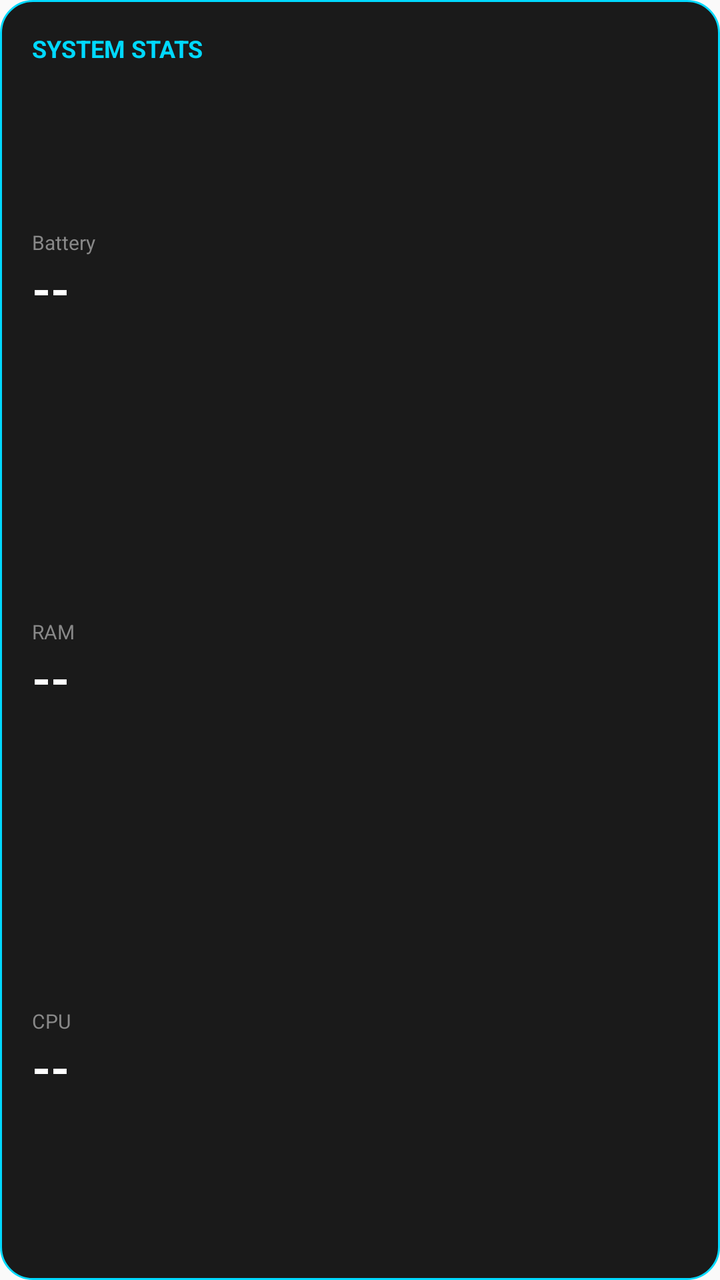
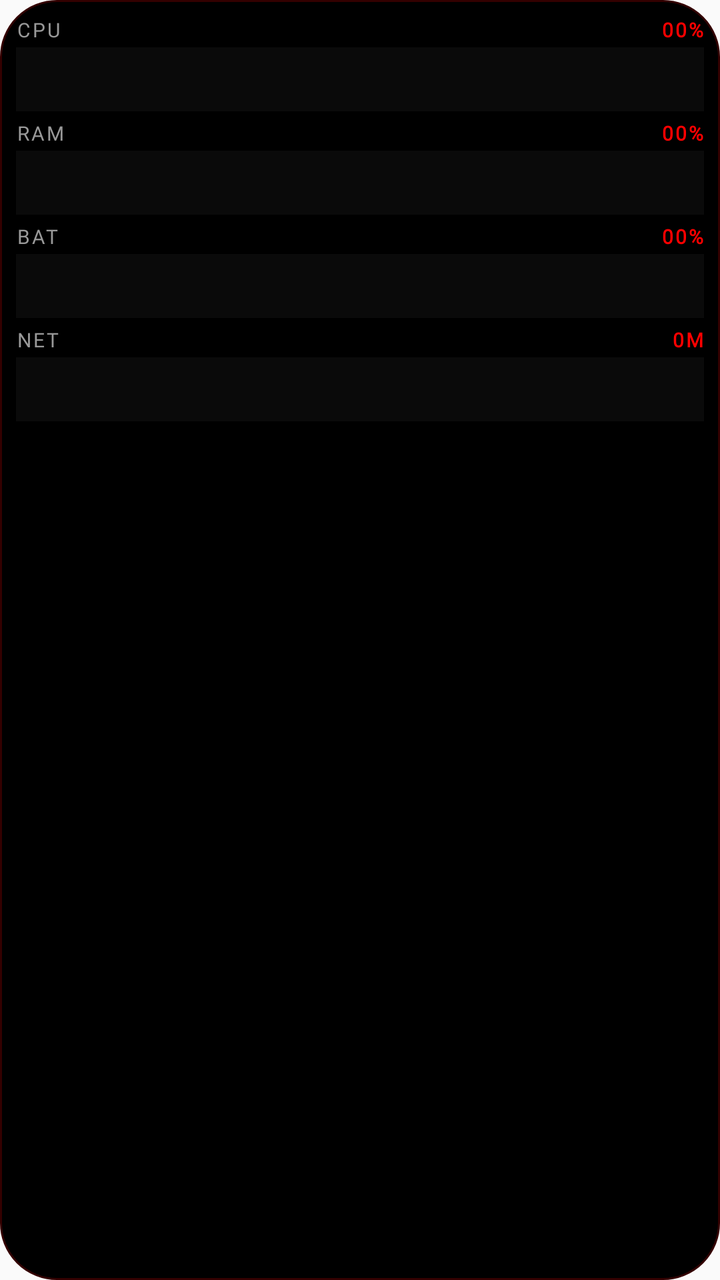

An Android layout rendered at two revisions. The XML below is the earlier revision; the diff shows what the commit changed to produce the second picture.
<!-- AndroidManifest.xml: application theme AppTheme -->
<!-- res/layout/widget_system_stats.xml -->
<?xml version="1.0" encoding="utf-8"?>
<LinearLayout xmlns:android="http://schemas.android.com/apk/res/android"
    android:id="@+id/widget_container"
    android:layout_width="match_parent"
    android:layout_height="match_parent"
    android:background="@drawable/widget_background"
    android:orientation="vertical"
    android:padding="16dp">

    <TextView
        android:layout_width="match_parent"
        android:layout_height="wrap_content"
        android:text="SYSTEM STATS"
        android:textColor="#00D9FF"
        android:textSize="12sp"
        android:textStyle="bold"
        android:layout_marginBottom="8dp" />

    
    <LinearLayout
        android:layout_width="match_parent"
        android:layout_height="0dp"
        android:layout_weight="1"
        android:orientation="vertical"
        android:gravity="center_vertical">

        <TextView
            android:layout_width="wrap_content"
            android:layout_height="wrap_content"
            android:text="Battery"
            android:textColor="#888888"
            android:textSize="10sp" />

        <TextView
            android:id="@+id/battery_text"
            android:layout_width="wrap_content"
            android:layout_height="wrap_content"
            android:text="--"
            android:textColor="#FFFFFF"
            android:textSize="24sp"
            android:textStyle="bold" />
    </LinearLayout>

    
    <LinearLayout
        android:layout_width="match_parent"
        android:layout_height="0dp"
        android:layout_weight="1"
        android:orientation="vertical"
        android:gravity="center_vertical">

        <TextView
            android:layout_width="wrap_content"
            android:layout_height="wrap_content"
            android:text="RAM"
            android:textColor="#888888"
            android:textSize="10sp" />

        <TextView
            android:id="@+id/ram_text"
            android:layout_width="wrap_content"
            android:layout_height="wrap_content"
            android:text="--"
            android:textColor="#FFFFFF"
            android:textSize="24sp"
            android:textStyle="bold" />
    </LinearLayout>

    
    <LinearLayout
        android:layout_width="match_parent"
        android:layout_height="0dp"
        android:layout_weight="1"
        android:orientation="vertical"
        android:gravity="center_vertical">

        <TextView
            android:layout_width="wrap_content"
            android:layout_height="wrap_content"
            android:text="CPU"
            android:textColor="#888888"
            android:textSize="10sp" />

        <TextView
            android:id="@+id/cpu_text"
            android:layout_width="wrap_content"
            android:layout_height="wrap_content"
            android:text="--"
            android:textColor="#FFFFFF"
            android:textSize="24sp"
            android:textStyle="bold" />
    </LinearLayout>

</LinearLayout>
<!-- resources referenced by this layout -->
<resources>
  <!-- drawable widget_background (drawable) -->
  <?xml version="1.0" encoding="utf-8"?>
  <shape xmlns:android="http://schemas.android.com/apk/res/android"
      android:shape="rectangle">
      <solid android:color="#1a1a1a" />
      <corners android:radius="16dp" />
      <stroke
          android:width="1dp"
          android:color="#00D9FF" />
  </shape>
  <style name="AppTheme" parent="Theme.AppCompat.Light.NoActionBar">
      <item name="android:textColor">@android:color/black</item>
      <item name="android:editTextStyle">@style/ResetEditText</item>
      <item name="android:editTextBackground">@drawable/rn_edit_text_material</item>
      <item name="colorPrimary">@color/colorPrimary</item>
      <item name="android:statusBarColor">#000000</item>
    </style>
  <style name="ResetEditText" parent="@android:style/Widget.EditText">
      <item name="android:padding">0dp</item>
      <item name="android:textColorHint">#c8c8c8</item>
      <item name="android:textColor">@android:color/black</item>
    </style>
  <!-- drawable rn_edit_text_material (drawable) -->
  <?xml version="1.0" encoding="utf-8"?>
  <inset xmlns:android="http://schemas.android.com/apk/res/android"
         android:insetLeft="@dimen/abc_edit_text_inset_horizontal_material"
         android:insetRight="@dimen/abc_edit_text_inset_horizontal_material"
         android:insetTop="@dimen/abc_edit_text_inset_top_material"
         android:insetBottom="@dimen/abc_edit_text_inset_bottom_material"
         >
  
      <selector>
          
          <item android:state_enabled="false" android:drawable="@drawable/abc_textfield_default_mtrl_alpha"/>
          <item android:drawable="@drawable/abc_textfield_activated_mtrl_alpha"/>
      </selector>
  
  </inset>
  <color name="colorPrimary">#023c69</color>
</resources>

<!-- the commit's change to res/layout/widget_system_stats.xml (unified diff, before → after) -->
@@ -1,94 +1,180 @@
 <?xml version="1.0" encoding="utf-8"?>
 <LinearLayout xmlns:android="http://schemas.android.com/apk/res/android"
-    android:id="@+id/widget_container"
     android:layout_width="match_parent"
-    android:layout_height="match_parent"
+    android:layout_height="wrap_content"
     android:background="@drawable/widget_background"
     android:orientation="vertical"
-    android:padding="16dp">
-
-    <TextView
-        android:layout_width="match_parent"
-        android:layout_height="wrap_content"
-        android:text="SYSTEM STATS"
-        android:textColor="#00D9FF"
-        android:textSize="12sp"
-        android:textStyle="bold"
-        android:layout_marginBottom="8dp" />
+    android:padding="8dp">
 
     
     <LinearLayout
         android:layout_width="match_parent"
-        android:layout_height="0dp"
-        android:layout_weight="1"
-        android:orientation="vertical"
-        android:gravity="center_vertical">
+        android:layout_height="wrap_content"
+        android:layout_marginBottom="4dp"
+        android:orientation="vertical">
 
-        <TextView
-            android:layout_width="wrap_content"
+        <LinearLayout
+            android:layout_width="match_parent"
             android:layout_height="wrap_content"
-            android:text="Battery"
-            android:textColor="#888888"
-            android:textSize="10sp" />
+            android:orientation="horizontal">
 
-        <TextView
-            android:id="@+id/battery_text"
-            android:layout_width="wrap_content"
-            android:layout_height="wrap_content"
-            android:text="--"
-            android:textColor="#FFFFFF"
-            android:textSize="24sp"
-            android:textStyle="bold" />
+            <TextView
+                android:layout_width="0dp"
+                android:layout_height="wrap_content"
+                android:layout_weight="1"
+                android:fontFamily="@font/led_dot_matrix"
+                android:letterSpacing="0.1"
+                android:text="CPU"
+                android:textColor="#999999"
+                android:textSize="10sp" />
+
+            <TextView
+                android:id="@+id/cpu_usage_text"
+                android:layout_width="wrap_content"
+                android:layout_height="wrap_content"
+                android:fontFamily="@font/led_dot_matrix"
+                android:letterSpacing="0.1"
+                android:text="00%"
+                android:textColor="#FF0000"
+                android:textSize="10sp"
+                android:textStyle="bold" />
+        </LinearLayout>
+
+        <ImageView
+            android:id="@+id/cpu_graph"
+            android:layout_width="match_parent"
+            android:layout_height="32dp"
+            android:layout_marginTop="2dp"
+            android:background="#0A0A0A"
+            android:contentDescription="CPU Graph" />
     </LinearLayout>
 
     
     <LinearLayout
         android:layout_width="match_parent"
-        android:layout_height="0dp"
-        android:layout_weight="1"
-        android:orientation="vertical"
-        android:gravity="center_vertical">
+        android:layout_height="wrap_content"
+        android:layout_marginBottom="4dp"
+        android:orientation="vertical">
 
-        <TextView
-            android:layout_width="wrap_content"
+        <LinearLayout
+            android:layout_width="match_parent"
             android:layout_height="wrap_content"
-            android:text="RAM"
-            android:textColor="#888888"
-            android:textSize="10sp" />
+            android:orientation="horizontal">
 
-        <TextView
-            android:id="@+id/ram_text"
-            android:layout_width="wrap_content"
-            android:layout_height="wrap_content"
-            android:text="--"
-            android:textColor="#FFFFFF"
-            android:textSize="24sp"
-            android:textStyle="bold" />
+            <TextView
+                android:layout_width="0dp"
+                android:layout_height="wrap_content"
+                android:layout_weight="1"
+                android:fontFamily="@font/led_dot_matrix"
+                android:letterSpacing="0.1"
+                android:text="RAM"
+                android:textColor="#999999"
+                android:textSize="10sp" />
+
+            <TextView
+                android:id="@+id/memory_usage_text"
+                android:layout_width="wrap_content"
+                android:layout_height="wrap_content"
+                android:fontFamily="@font/led_dot_matrix"
+                android:letterSpacing="0.1"
+                android:text="00%"
+                android:textColor="#FF0000"
+                android:textSize="10sp"
+                android:textStyle="bold" />
+        </LinearLayout>
+
+        <ImageView
+            android:id="@+id/memory_graph"
+            android:layout_width="match_parent"
+            android:layout_height="32dp"
+            android:layout_marginTop="2dp"
+            android:background="#0A0A0A"
+            android:contentDescription="Memory Graph" />
     </LinearLayout>
 
     
     <LinearLayout
         android:layout_width="match_parent"
-        android:layout_height="0dp"
-        android:layout_weight="1"
-        android:orientation="vertical"
-        android:gravity="center_vertical">
+        android:layout_height="wrap_content"
+        android:layout_marginBottom="4dp"
+        android:orientation="vertical">
 
-        <TextView
-            android:layout_width="wrap_content"
+        <LinearLayout
+            android:layout_width="match_parent"
             android:layout_height="wrap_content"
-            android:text="CPU"
-            android:textColor="#888888"
-            android:textSize="10sp" />
+            android:orientation="horizontal">
 
-        <TextView
-            android:id="@+id/cpu_text"
-            android:layout_width="wrap_content"
+            <TextView
+                android:layout_width="0dp"
+                android:layout_height="wrap_content"
+                android:layout_weight="1"
+                android:fontFamily="@font/led_dot_matrix"
+                android:letterSpacing="0.1"
+                android:text="BAT"
+                android:textColor="#999999"
+                android:textSize="10sp" />
+
+            <TextView
+                android:id="@+id/battery_level_text"
+                android:layout_width="wrap_content"
+                android:layout_height="wrap_content"
+                android:fontFamily="@font/led_dot_matrix"
+                android:letterSpacing="0.1"
+                android:text="00%"
+                android:textColor="#FF0000"
+                android:textSize="10sp"
+                android:textStyle="bold" />
+        </LinearLayout>
+
+        <ImageView
+            android:id="@+id/battery_graph"
+            android:layout_width="match_parent"
+            android:layout_height="32dp"
+            android:layout_marginTop="2dp"
+            android:background="#0A0A0A"
+            android:contentDescription="Battery Graph" />
+    </LinearLayout>
+
+    
+    <LinearLayout
+        android:layout_width="match_parent"
+        android:layout_height="wrap_content"
+        android:orientation="vertical">
+
+        <LinearLayout
+            android:layout_width="match_parent"
             android:layout_height="wrap_content"
-            android:text="--"
-            android:textColor="#FFFFFF"
-            android:textSize="24sp"
-            android:textStyle="bold" />
+            android:orientation="horizontal">
+
+            <TextView
+                android:layout_width="0dp"
+                android:layout_height="wrap_content"
+                android:layout_weight="1"
+                android:fontFamily="@font/led_dot_matrix"
+                android:letterSpacing="0.1"
+                android:text="NET"
+                android:textColor="#999999"
+                android:textSize="10sp" />
+
+            <TextView
+                android:id="@+id/network_speed_text"
+                android:layout_width="wrap_content"
+                android:layout_height="wrap_content"
+                android:fontFamily="@font/led_dot_matrix"
+                android:letterSpacing="0.1"
+                android:text="0M"
+                android:textColor="#FF0000"
+                android:textSize="10sp"
+                android:textStyle="bold" />
+        </LinearLayout>
+
+        <ImageView
+            android:id="@+id/network_graph"
+            android:layout_width="match_parent"
+            android:layout_height="32dp"
+            android:layout_marginTop="2dp"
+            android:background="#0A0A0A"
+            android:contentDescription="Network Graph" />
     </LinearLayout>
 
 </LinearLayout>
<!-- resource entries referenced after the edit -->
@@ -4,11 +4,11 @@
   <?xml version="1.0" encoding="utf-8"?>
   <shape xmlns:android="http://schemas.android.com/apk/res/android"
       android:shape="rectangle">
-      <solid android:color="#1a1a1a" />
-      <corners android:radius="16dp" />
+      <solid android:color="#000000" />
+      <corners android:radius="28dp" />
       <stroke
           android:width="1dp"
-          android:color="#00D9FF" />
+          android:color="#330000" />
   </shape>
   <style name="AppTheme" parent="Theme.AppCompat.Light.NoActionBar">
       <item name="android:textColor">@android:color/black</item>
